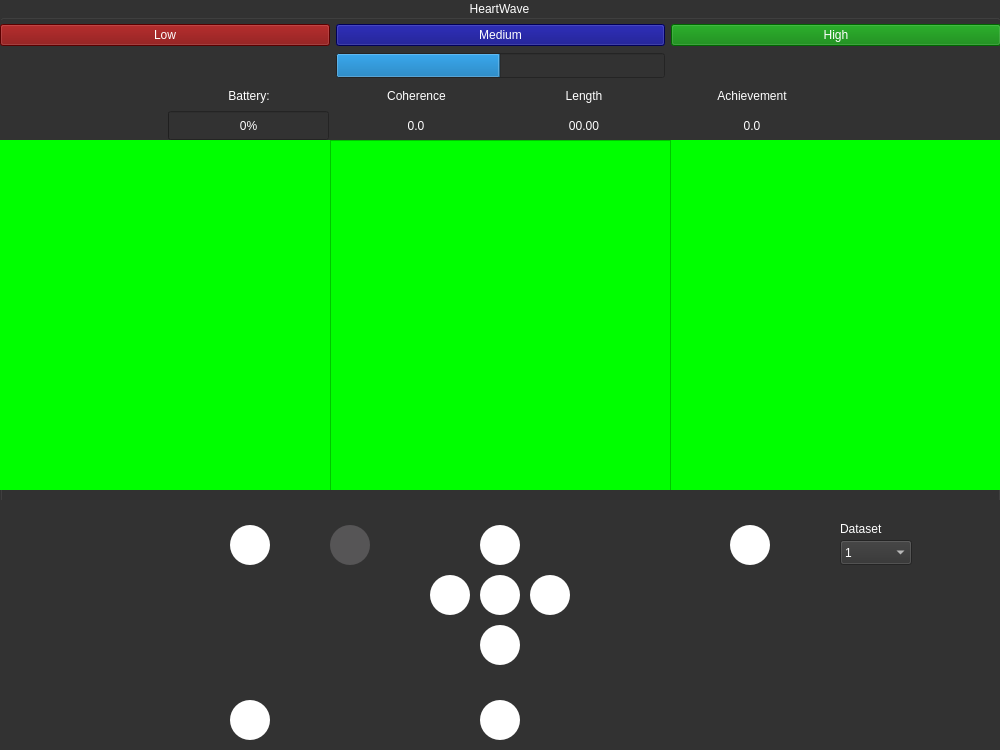
Above: HeartWave/mainwindow.ui from Kxushik/HeartWave before the change. Below: the same form after it.
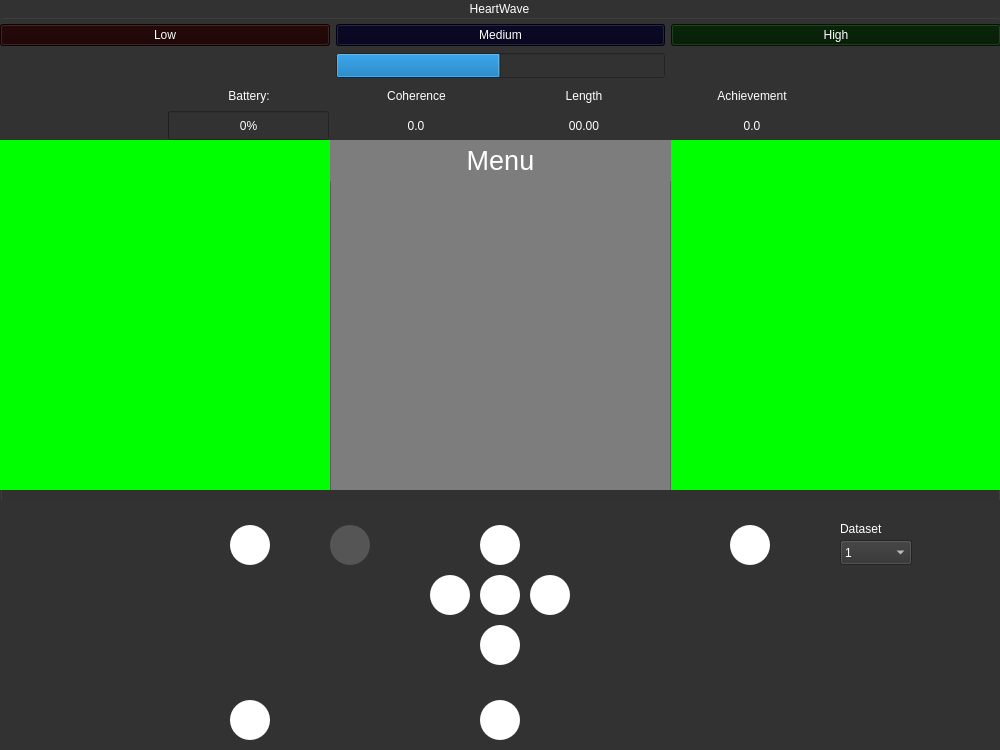
That is the form after the change. Icons and pictures are not drawn.

Commit message: [chore] added buttons

Diff of the .ui file:
```diff
--- a/HeartWave/mainwindow.ui
+++ b/HeartWave/mainwindow.ui
@@ -438,7 +438,7 @@
           <bool>true</bool>
          </property>
          <property name="styleSheet">
-          <string notr="true">background-color:rgb(125,0,0);
+          <string notr="true">background-color:rgb(25,0,0);
 color:rgb(255,255,255);
 </string>
          </property>
@@ -450,7 +450,7 @@
        <item>
         <widget class="QPushButton" name="buttonCoherenceMedium">
          <property name="styleSheet">
-          <string notr="true">background-color:rgb(0,0,125);
+          <string notr="true">background-color:rgb(0,0,25);
 color:rgb(255,255,255);</string>
          </property>
          <property name="text">
@@ -464,7 +464,7 @@
           <bool>false</bool>
          </property>
          <property name="styleSheet">
-          <string notr="true">background-color:rgb(0,125,0);
+          <string notr="true">background-color:rgb(0,25,0);
 color:rgb(255,255,255);</string>
          </property>
          <property name="text">
@@ -915,15 +915,45 @@
       <property name="styleSheet">
        <string notr="true">background-color:rgb(0,255,0)</string>
       </property>
-      <widget class="QListWidget" name="listWidget">
+      <widget class="QListWidget" name="listMenu">
+       <property name="geometry">
+        <rect>
+         <x>330</x>
+         <y>40</y>
+         <width>341</width>
+         <height>311</height>
+        </rect>
+       </property>
+       <property name="styleSheet">
+        <string notr="true">background-color:rgb(125,125,125);</string>
+       </property>
+       <property name="itemAlignment">
+        <set>Qt::AlignHCenter</set>
+       </property>
+      </widget>
+      <widget class="QLabel" name="labelMenu">
        <property name="geometry">
         <rect>
          <x>330</x>
          <y>0</y>
          <width>341</width>
-         <height>351</height>
+         <height>41</height>
         </rect>
        </property>
+       <property name="font">
+        <font>
+         <pointsize>20</pointsize>
+        </font>
+       </property>
+       <property name="styleSheet">
+        <string notr="true">background-color:rgb(125,125,125);</string>
+       </property>
+       <property name="text">
+        <string>Menu</string>
+       </property>
+       <property name="alignment">
+        <set>Qt::AlignCenter</set>
+       </property>
       </widget>
      </widget>
     </widget>
```
The commit also changes 4 other files.
